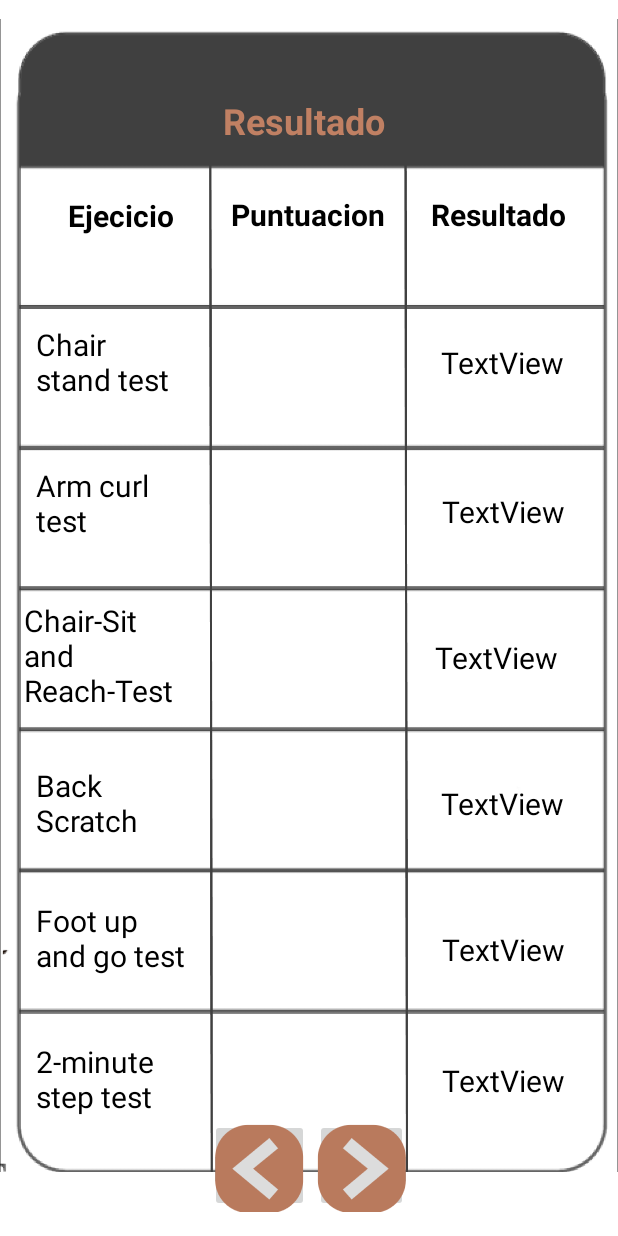
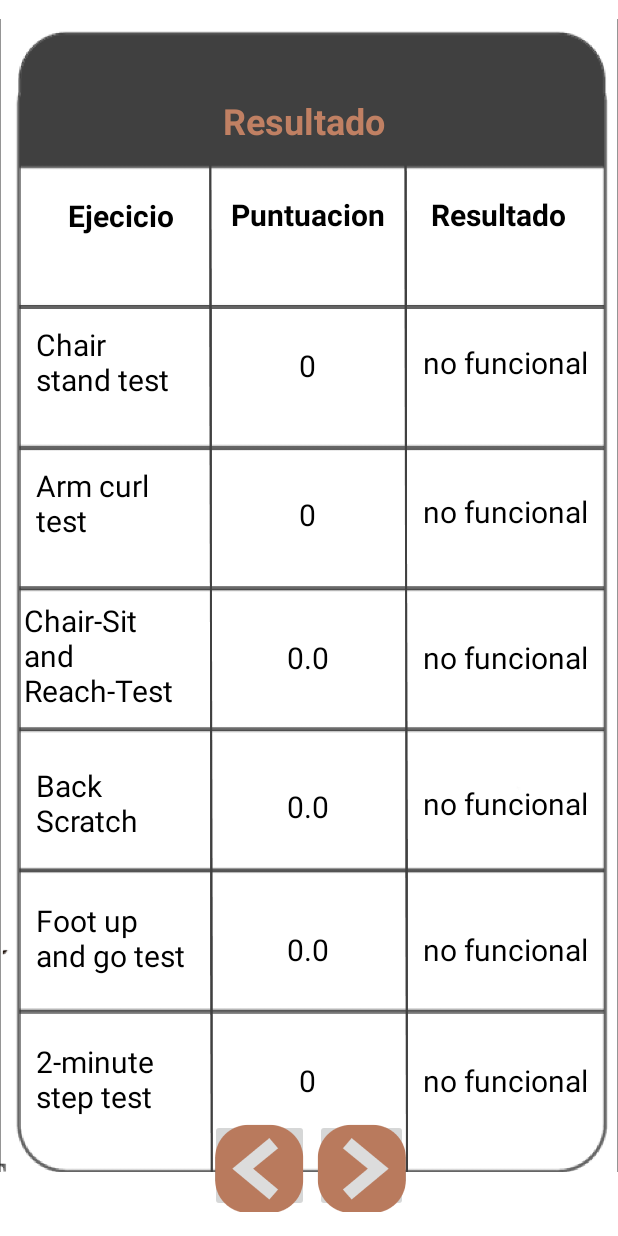
Before and after one commit to CristianNino/Senes, an Android app built with Jetpack Compose: the resultado screen opened directly, with no data from a screen before it, on a phone screen of 412 x 824 dp. Run offline under Robolectric (Android 15) with nearby library versions, the phone set to English and light mode, and no system bars; our stand-ins replace Firebase (no records; nobody signed in at launch, a user with empty details on screens opened directly).

Commit message:
parte de solucion a la tabla de resultados

```diff
--- a/app/src/main/java/com/proyecto/senes/menu.kt
+++ b/app/src/main/java/com/proyecto/senes/menu.kt
@@ -29,13 +29,14 @@ class menu : AppCompatActivity() {
         btnparticipante.setOnClickListener {
             navigateToParticipante()
         }
-        btnbaterias.setOnClickListener {
-            navigateToBaterias()
-        }
         btnprocedimientos.setOnClickListener {
             val x = Intent(this, procedimientos::class.java)
             startActivity(x)
         }
+        btnbaterias.setOnClickListener {
+            navigateToBaterias()
+        }
+
     }
     private fun navigateToNuevo() {
         val intent = Intent(this, registro_participante::class.java)
--- a/app/src/main/java/com/proyecto/senes/resultado.kt
+++ b/app/src/main/java/com/proyecto/senes/resultado.kt
@@ -27,12 +27,13 @@ class resultado : AppCompatActivity() {
 
         setContentView(R.layout.activity_resultado)
 
-        val valorR1 = intent.getStringExtra("keyejercicio1")
-        val valorR2 = intent.getStringExtra("keyejercicio2")
-        val valorR3 = intent.getStringExtra("keyejercicio3")
-        val valorR4 = intent.getStringExtra("keyejercicio4")
-        val valorR5 = intent.getStringExtra("key5")
-        val valorR6 = intent.getStringExtra("key6")
+
+        val valorR1 = intent.getStringExtra("keyejercicio1")?.toIntOrNull() ?: 0
+        val valorR2 = intent.getStringExtra("keyejercicio2")?.toIntOrNull() ?: 0
+        val valorR3 = intent.getStringExtra("keyejercicio3")?.toDoubleOrNull() ?: 0.0
+        val valorR4 = intent.getStringExtra("keyejercicio4")?.toDoubleOrNull() ?: 0.0
+        val valorR5 = intent.getStringExtra("key5")?.toDoubleOrNull() ?: 0.0
+        val valorR6 = intent.getStringExtra("key6")?.toIntOrNull() ?: 0
         val idP = intent.getStringExtra("id7")
 
         val textActividad1 = findViewById<TextView>(R.id.textpa1)
@@ -41,23 +42,126 @@ class resultado : AppCompatActivity() {
         val textActividad4 = findViewById<TextView>(R.id.textpa4)
         val textActividad5 = findViewById<TextView>(R.id.textpa5)
         val textActividad6 = findViewById<TextView>(R.id.textpa6)
-
+        val resultadoR1TextView = findViewById<TextView>(R.id.textViewRes1)
+        val resultadoR2TextView = findViewById<TextView>(R.id.textViewRes2)
+        val resultadoR3TextView = findViewById<TextView>(R.id.textViewRes3)
+        val resultadoR4TextView = findViewById<TextView>(R.id.textViewRes4)
+        val resultadoR5TextView = findViewById<TextView>(R.id.textViewRes5)
+        val resultadoR6TextView = findViewById<TextView>(R.id.textViewRes6)
         val seguir = findViewById<ImageButton>(R.id.imageresultadoseguir)
         val atras = findViewById<ImageButton>(R.id.imageresultadoatras)
 
-        textActividad1.text = valorR1
-        textActividad2.text = valorR2
-        textActividad3.text = valorR3
-        textActividad4.text = valorR4
-        textActividad5.text = valorR5
-        textActividad6.text = valorR6
+        database = FirebaseDatabase.getInstance().getReference()
+
+        var age: Int? = null
+        var gen: String? = null
+
+        database.child("Participantes").child("$idP").addValueEventListener(
+            object : ValueEventListener {
+                override fun onDataChange(snapshot: DataSnapshot) {
+                    val edades = snapshot.child("edadp").getValue(String::class.java)
+                    age = edades?.toIntOrNull()
+                    gen = snapshot.child("sexo").getValue(String::class.java)
+                }
+                override fun onCancelled(error: DatabaseError) {
+                    TODO("Not yet implemented")
+                }
+            }
+        )
+
+
+
+        textActividad1.text = valorR1.toString()
+        textActividad2.text = valorR2.toString()
+        textActividad3.text = valorR3.toString()
+        textActividad4.text = valorR4.toString()
+        textActividad5.text = valorR5.toString()
+        textActividad6.text = valorR6.toString()
+
+        // Calcula el resultado para cada puntuación
+
+        val resultadoR1 = when {
+            gen == "Femenino" && age in 60..64 && valorR1 in 11..18 -> "funcional"
+            gen == "Femenino" && age in 65..69 && valorR1 in 10..17 -> "funcional"
+            gen == "Femenino" && age in 70..74 && valorR1 in 9..16 -> "funcional"
+            gen == "Femenino" && age in 75..79 && valorR1 in 9..16 -> "funcional"
+            gen == "Femenino" && age in 80..84 && valorR1 in 8..15 -> "funcional"
+            gen == "Femenino" && age in 85..89 && valorR1 in 7..14 -> "funcional"
+            gen == "Femenino" && age in 90..94 && valorR1 in 3..12 -> "funcional"
+            else -> "no funcional"
+        }
+
+        val resultadoR2 = when {
+            gen == "Femenino" && age in 60..64 && valorR2 in 12..20 -> "funcional"
+            gen == "Femenino" && age in 65..69 && valorR2 in 13..19 -> "funcional"
+            gen == "Femenino" && age in 70..74 && valorR2 in 11..18 -> "funcional"
+            gen == "Femenino" && age in 75..79 && valorR2 in 10..18 -> "funcional"
+            gen == "Femenino" && age in 80..84 && valorR2 in 9..17 -> "funcional"
+            gen == "Femenino" && age in 85..89 && valorR2 in 9..16 -> "funcional"
+            gen == "Femenino" && age in 90..94 && valorR2 in 7..14 -> "funcional"
+            else -> "no funcional"
+        }
+
+        val resultadoR3 = when {
+            gen == "Femenino" && age in 60..64 && valorR3 in -0.4..5.0 -> "funcional"
+            gen == "Femenino" && age in 65..69 && valorR3 in -0.4..4.5 -> "funcional"
+            gen == "Femenino" && age in 70..74 && valorR3 in -0.9..4.1 -> "funcional"
+            gen == "Femenino" && age in 75..79 && valorR3 in -1.4..3.6 -> "funcional"
+            gen == "Femenino" && age in 80..84 && valorR3 in -1.9..3.1 -> "funcional"
+            gen == "Femenino" && age in 85..89 && valorR3 in -2.4..2.6 -> "funcional"
+            gen == "Femenino" && age in 90..94 && valorR3 in -4.4..1.1 -> "funcional"
+            else -> "no funcional"
+        }
+
+        val resultadoR4 = when {
+            gen == "Femenino" && age in 60..64 && valorR4 in -3.1..1.6 -> "funcional"
+            gen == "Femenino" && age in 65..69 && valorR4 in -3.6..1.6 -> "funcional"
+            gen == "Femenino" && age in 70..74 && valorR4 in -4.1..1.1 -> "funcional"
+            gen == "Femenino" && age in 75..79 && valorR4 in -5.1..0.6 -> "funcional"
+            gen == "Femenino" && age in 80..84 && valorR4 in -5.6..0.1 -> "funcional"
+            gen == "Femenino" && age in 85..89 && valorR4 in -7.1..-0.9 -> "funcional"
+            gen == "Femenino" && age in 90..94 && valorR4 in -8.1..-0.9 -> "funcional"
+            else -> "no funcional"
+        }
+
+        val resultadoR5 = when {
+            gen == "Femenino" && age in 60..64 && valorR5 in 4.5..5.9 -> "funcional"
+            gen == "Femenino" && age in 65..69 && valorR5 in 4.9..6.3 -> "funcional"
+            gen == "Femenino" && age in 70..74 && valorR5 in 5.0..7.0 -> "funcional"
+            gen == "Femenino" && age in 75..79 && valorR5 in 5.3..7.3 -> "funcional"
+            gen == "Femenino" && age in 80..84 && valorR5 in 5.8..8.6 -> "funcional"
+            gen == "Femenino" && age in 85..89 && valorR5 in 6.3..9.5 -> "funcional"
+            gen == "Femenino" && age in 90..94 && valorR5 in 7.4..11.4 -> "funcional"
+            else -> "no funcional"
+        }
+
+        val resultadoR6 = when {
+            gen == "Femenino" && age in 60..64 && valorR6 in 74..108 -> "funcional"
+            gen == "Femenino" && age in 65..69 && valorR6 in 72..108 -> "funcional"
+            gen == "Femenino" && age in 70..74 && valorR6 in 67..102 -> "funcional"
+            gen == "Femenino" && age in 75..79 && valorR6 in 67..101 -> "funcional"
+            gen == "Femenino" && age in 80..84 && valorR6 in 59..91 -> "funcional"
+            gen == "Femenino" && age in 85..89 && valorR6 in 54..86 -> "funcional"
+            gen == "Femenino" && age in 90..94 && valorR6 in 43..73 -> "funcional"
+            else -> "no funcional"
+        }
+
+        // Actualiza los TextViews con los resultados calculados
+        resultadoR1TextView.text = resultadoR1
+        resultadoR2TextView.text = resultadoR2
+        resultadoR3TextView.text = resultadoR3
+        resultadoR4TextView.text = resultadoR4
+        resultadoR5TextView.text = resultadoR5
+        resultadoR6TextView.text = resultadoR6
+
+
 
         seguir.setOnClickListener {
             database = FirebaseDatabase.getInstance().getReference("Puntuacion")
 
             val idN = database.child("Puntuacion").push().key
             val puntuacionP =
-                Puntuaciones(idN, idP, valorR1, valorR2, valorR3, valorR4, valorR5, valorR6)
+                Puntuaciones(idN, idP, valorR1.toString(), valorR2.toString(), valorR3.toString(), valorR4.toString(), valorR5.toString(), valorR6.toString())
 
             database.child(idN!!)
                 .setValue(puntuacionP)
--- a/app/src/main/res/layout/activity_resultado.xml
+++ b/app/src/main/res/layout/activity_resultado.xml
@@ -258,7 +258,7 @@
         android:id="@+id/textViewRes1"
         android:layout_width="wrap_content"
         android:layout_height="wrap_content"
-        android:layout_marginEnd="36dp"
+        android:layout_marginEnd="20dp"
         android:layout_marginBottom="72dp"
         android:text="TextView"
         android:textColor="@color/black"
@@ -270,7 +270,7 @@
         android:id="@+id/textViewRes2"
         android:layout_width="wrap_content"
         android:layout_height="wrap_content"
-        android:layout_marginEnd="35dp"
+        android:layout_marginEnd="20dp"
         android:layout_marginBottom="70dp"
         android:text="TextView"
         android:textColor="@color/black"
@@ -282,7 +282,7 @@
         android:id="@+id/textViewRes3"
         android:layout_width="wrap_content"
         android:layout_height="wrap_content"
-        android:layout_marginEnd="40dp"
+        android:layout_marginEnd="20dp"
         android:layout_marginBottom="70dp"
         android:text="TextView"
         android:textColor="@color/black"
@@ -294,7 +294,7 @@
         android:id="@+id/textViewRes4"
         android:layout_width="wrap_content"
         android:layout_height="wrap_content"
-        android:layout_marginEnd="36dp"
+        android:layout_marginEnd="20dp"
         android:layout_marginBottom="70dp"
         android:text="TextView"
         android:textColor="@color/black"
@@ -306,7 +306,7 @@
         android:id="@+id/textViewRes5"
         android:layout_width="wrap_content"
         android:layout_height="wrap_content"
-        android:layout_marginEnd="35dp"
+        android:layout_marginEnd="20dp"
         android:layout_marginBottom="60dp"
         android:text="TextView"
         android:textColor="@color/black"
@@ -318,7 +318,7 @@
         android:id="@+id/textViewRes6"
         android:layout_width="wrap_content"
         android:layout_height="wrap_content"
-        android:layout_marginEnd="35dp"
+        android:layout_marginEnd="20dp"
         android:layout_marginBottom="90dp"
         android:text="TextView"
         android:textColor="@color/black"
--- a/app/src/main/res/layout/proyecto_prueba.xml
+++ b/app/src/main/res/layout/proyecto_prueba.xml
@@ -38,7 +38,6 @@
         android:text="Inicio"
         android:textColor="@color/principal"
         android:textSize="20sp"
-
         app:layout_constraintBottom_toBottomOf="@+id/imageView"
         app:layout_constraintEnd_toEndOf="parent"
         app:layout_constraintHorizontal_bias="0.498"
```
Also changed, not shown: app/src/main/AndroidManifest.xml (+18 -8 lines).
